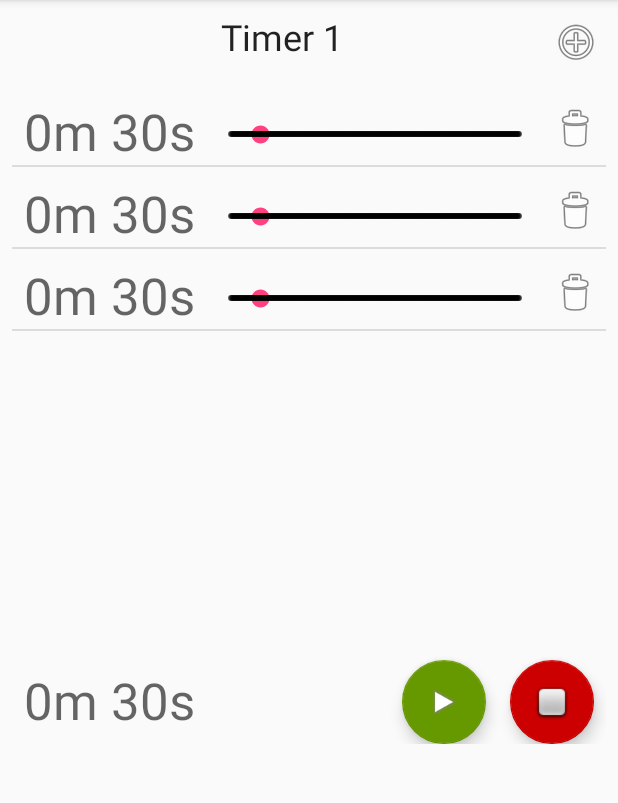
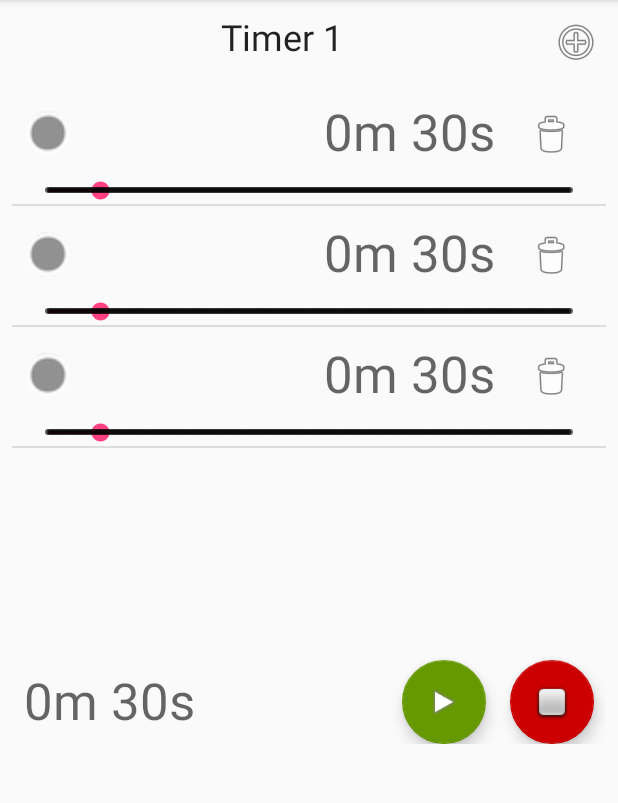
Before and after one commit to jeancharles-roger/SportTimerAndroid, an Android app: the screen it shows after launch (MainActivity), after a tap on an icon or button, on a phone screen of 412 x 824 dp, the part 96-899 px from its top. Run offline under Robolectric (Android 15) with nearby library versions, the light colour scheme and no system bars; 2 other taps on this screen came first.

Commit message:
Adds status image and french translation

```diff
--- a/app/src/main/java/fr/minibilles/sporttimer/TimerFragment.kt
+++ b/app/src/main/java/fr/minibilles/sporttimer/TimerFragment.kt
@@ -17,14 +17,60 @@ import kotlinx.android.synthetic.main.fragment_main.view.*
  */
 class TimerFragment : Fragment() {
 
+    val safeView: View
+        get() = (view as View)
 
     val timer: TimerDescription
         get() = (context as MainActivity).timers[arguments.getInt(ARG_TIMER_ID)]
 
+    override fun onCreateView(
+        inflater: LayoutInflater, container: ViewGroup?, savedInstanceState: Bundle?
+    ): View? {
+        // Find the timer
+        val rootView = inflater.inflate(R.layout.fragment_main, container, false)
+        rootView.timer_name.text = timer.name
+
+        val durationAdapter = DurationAdapter(context)
+        rootView.timers.adapter = durationAdapter
+        rootView.time_view.text = "0"
+
+        rootView.add_duration.setOnClickListener {
+            timer.durations.add(30)
+            durationAdapter.notifyDataSetInvalidated()
+            (context as MainActivity).notifyTimersChanged()
+        }
+
+        rootView.start_button.setOnClickListener {
+            startTimer()
+        }
+
+        rootView.stop_button.setOnClickListener {
+            stopTimer()
+            safeView.time_view.text = formatDuration(timer.durations[0])
+        }
+
+        // TODO Localized string
+        // getString(R.string.section_format, arguments.getInt(ARG_TIMER_ID))
+        return rootView
+    }
+
+    override fun onDestroyView() {
+        super.onDestroyView()
+        stopTimer()
+
+    }
+
     inner class DurationTimer(duration: Int): CountDownTimer(duration*1000L, 100) {
         override fun onFinish() {
+            val previousStatus = safeView.timers.getChildAt(timer.current).status
+            previousStatus.setImageResource(android.R.drawable.presence_invisible)
+
             timer.current = if (timer.current == timer.durations.size - 1) 0 else (timer.current+1)
-            (view as View).time_view.text = "${timer.currentDuration}"
+
+            val status = safeView.timers.getChildAt(timer.current).status
+            status.setImageResource(android.R.drawable.presence_online)
+
+            safeView.time_view.text = "${timer.currentDuration}"
 
             currentDurationTimer = DurationTimer(timer.currentDuration)
             currentDurationTimer?.start()
@@ -43,6 +89,10 @@ class TimerFragment : Fragment() {
             timer.current = 0
             currentDurationTimer = DurationTimer(timer.currentDuration)
             currentDurationTimer?.start()
+
+            val status = safeView.timers.getChildAt(timer.current).status
+            status.setImageResource(android.R.drawable.presence_online)
+
         }
     }
 
@@ -51,45 +101,13 @@ class TimerFragment : Fragment() {
             currentDurationTimer?.cancel()
             currentDurationTimer = null
             timer.current = 0
+
+            for (i in 0 until safeView.timers.childCount) {
+                val status = safeView.timers.getChildAt(i).status
+                status.setImageResource(android.R.drawable.presence_invisible)
+            }
+
         }
-    }
-
-    override fun onCreateView(
-        inflater: LayoutInflater, container: ViewGroup?, savedInstanceState: Bundle?
-    ): View? {
-        // Find the timer
-
-        val rootView = inflater.inflate(R.layout.fragment_main, container, false)
-        rootView.timer_name.text = timer.name
-
-        val durationAdapter = DurationAdapter(context, timer.durations)
-        rootView.timers.adapter = durationAdapter
-        rootView.time_view.text = "0"
-
-        rootView.add_duration.setOnClickListener {
-            timer.durations.add(30)
-            durationAdapter.notifyDataSetInvalidated()
-            (context as MainActivity).notifyTimersChanged()
-        }
-
-        rootView.start_button.setOnClickListener {
-            startTimer()
-        }
-
-        rootView.stop_button.setOnClickListener {
-            stopTimer()
-            (view as View).time_view.text = formatDuration(timer.durations[0])
-        }
-
-        // TODO Localized string
-        // getString(R.string.section_format, arguments.getInt(ARG_TIMER_ID))
-        return rootView
-    }
-
-    override fun onDestroyView() {
-        super.onDestroyView()
-        stopTimer()
-
     }
 
     companion object {
@@ -105,20 +123,20 @@ class TimerFragment : Fragment() {
         }
     }
 
-    inner class DurationAdapter(context: Context, val durations: MutableList<Int>):
-        ArrayAdapter<Int>(context, R.layout.duration_item, durations) {
+    inner class DurationAdapter(context: Context):
+        ArrayAdapter<Int>(context, R.layout.duration_item, timer.durations) {
 
         override fun getView(position: Int, convertView: View?, parent: ViewGroup?): View {
             val inflater = context.getSystemService(Context.LAYOUT_INFLATER_SERVICE) as LayoutInflater
             val durationView = inflater.inflate(R.layout.duration_item, parent, false)
-            updateDuration(position, durations[position], durationView)
-            durationView.duration_seek.progress = durations[position]
+            updateDuration(position, timer.durations[position], durationView)
+            durationView.duration_seek.progress = timer.durations[position]
             durationView.duration_seek.onchange { _: SeekBar?, progress: Int, fromUser: Boolean ->
                 if (fromUser) updateDuration(position, progress, durationView)
             }
 
             durationView.delete.setOnClickListener {
-                durations.removeAt(position)
+                timer.durations.removeAt(position)
                 notifyDataSetInvalidated()
                 (context as MainActivity).notifyTimersChanged()
             }
@@ -127,7 +145,7 @@ class TimerFragment : Fragment() {
         }
 
         private fun updateDuration(index: Int, newValue: Int, durationView: View) {
-            durations[index] = newValue
+            timer.durations[index] = newValue
             durationView.duration.text = formatDuration(newValue)
             (context as MainActivity).notifyTimersChanged()
         }
--- a/app/src/main/res/layout/duration_item.xml
+++ b/app/src/main/res/layout/duration_item.xml
@@ -7,39 +7,57 @@
 
     <TextView
         android:id="@+id/duration"
-        android:layout_width="wrap_content"
+        android:layout_width="0dp"
         android:layout_height="wrap_content"
-        android:layout_marginStart="8dp"
+        android:layout_marginEnd="16dp"
+        android:layout_marginStart="16dp"
         android:layout_marginTop="8dp"
+        android:textAlignment="textEnd"
         android:textAppearance="@style/TextAppearance.AppCompat.Display1"
-        app:layout_constraintEnd_toStartOf="@+id/duration_seek"
-        app:layout_constraintStart_toStartOf="parent"
+        app:layout_constraintEnd_toStartOf="@+id/delete"
+        app:layout_constraintStart_toEndOf="@+id/status"
         app:layout_constraintTop_toTopOf="parent"
-        android:layout_marginLeft="8dp" />
+        android:gravity="end" />
 
     <SeekBar
         android:id="@+id/duration_seek"
         style="@style/Widget.AppCompat.SeekBar.Discrete"
         android:layout_width="0dp"
         android:layout_height="wrap_content"
+        android:layout_marginEnd="8dp"
         android:layout_marginStart="8dp"
-        android:layout_marginTop="24dp"
+        android:layout_marginTop="8dp"
         android:max="300"
         android:progress="30"
-        app:layout_constraintEnd_toStartOf="@+id/delete"
-        app:layout_constraintStart_toEndOf="@+id/duration"
-        app:layout_constraintTop_toTopOf="parent"
-        android:layout_marginLeft="8dp" />
+        app:layout_constraintEnd_toEndOf="parent"
+        app:layout_constraintStart_toStartOf="parent"
+        app:layout_constraintTop_toBottomOf="@+id/duration" />
 
     <ImageButton
         android:id="@+id/delete"
         android:layout_width="42dp"
         android:layout_height="42dp"
-        android:layout_marginTop="8dp"
+        android:layout_marginEnd="16dp"
+        android:layout_marginTop="12dp"
         android:background="@android:color/transparent"
         android:contentDescription="@string/delete_duration"
         app:layout_constraintEnd_toEndOf="parent"
-        app:layout_constraintStart_toEndOf="@+id/duration_seek"
         app:layout_constraintTop_toTopOf="parent"
-        app:srcCompat="@android:drawable/ic_menu_delete" />
+        app:srcCompat="@android:drawable/ic_menu_delete"
+        android:layout_marginRight="16dp" />
+
+    <ImageView
+        android:id="@+id/status"
+        android:layout_width="wrap_content"
+        android:layout_height="wrap_content"
+        android:layout_marginStart="16dp"
+        android:layout_marginTop="24dp"
+        android:contentDescription="@string/duration_status"
+        android:scaleX="2"
+        android:scaleY="2"
+        app:layout_constraintStart_toStartOf="parent"
+        app:layout_constraintTop_toTopOf="parent"
+        app:srcCompat="@android:drawable/presence_invisible"
+        android:layout_marginLeft="16dp" />
+
 </android.support.constraint.ConstraintLayout>
--- a/app/src/main/res/values/strings.xml
+++ b/app/src/main/res/values/strings.xml
@@ -1,8 +1,8 @@
 <resources>
     <string name="app_name">Sport Timer</string>
-    <string name="action_settings">Settings</string>
     <string name="add_timer">Add timer</string>
     <string name="delete_timer">Delete timer</string>
     <string name="delete_duration">Delete duration</string>
     <string name="add_duration">Add duration</string>
+    <string name="duration_status">Duration status</string>
 </resources>
```
Also changed, not shown: 1 other file.
